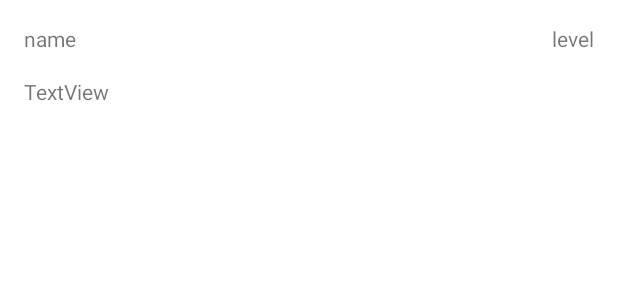
After one commit to taitsmith/dnd, an Android app: the layout list_item_spell.xml on its own in the app's theme, with its tools: preview values and no code run, on a phone screen of 412 x 824 dp. The commit adds this screen. Shown: the top 300 px of the screen. Run offline under Robolectric (Android 15) with nearby library versions, the phone set to English and light mode, and no system bars.

Commit message:
add spell list adapter to view spells

```diff
--- /dev/null
+++ b/app/src/main/res/layout/list_item_spell.xml
@@ -0,0 +1,38 @@
+<?xml version="1.0" encoding="utf-8"?>
+<androidx.constraintlayout.widget.ConstraintLayout
+    xmlns:android="http://schemas.android.com/apk/res/android"
+    xmlns:app="http://schemas.android.com/apk/res-auto"
+    xmlns:tools="http://schemas.android.com/tools"
+    android:layout_width="match_parent"
+    android:layout_height="match_parent">
+
+    <TextView
+        android:id="@+id/spell_list_item_name"
+        android:layout_width="wrap_content"
+        android:layout_height="wrap_content"
+        android:layout_marginStart="16dp"
+        android:layout_marginTop="16dp"
+        android:text="name"
+        app:layout_constraintStart_toStartOf="parent"
+        app:layout_constraintTop_toTopOf="parent" />
+
+    <TextView
+        android:id="@+id/spell_list_item_level"
+        android:layout_width="wrap_content"
+        android:layout_height="wrap_content"
+        android:layout_marginTop="16dp"
+        android:layout_marginEnd="16dp"
+        android:text="level"
+        app:layout_constraintEnd_toEndOf="parent"
+        app:layout_constraintTop_toTopOf="parent" />
+
+    <TextView
+        android:id="@+id/spell_list_item_school"
+        android:layout_width="wrap_content"
+        android:layout_height="wrap_content"
+        android:layout_marginStart="16dp"
+        android:layout_marginTop="16dp"
+        android:text="TextView"
+        app:layout_constraintStart_toStartOf="parent"
+        app:layout_constraintTop_toBottomOf="@+id/spell_list_item_name" />
+</androidx.constraintlayout.widget.ConstraintLayout>
```
Also changed, not shown: app/src/main/java/com/taitsmith/dnd/PlayerSheetActivity.java (+46 -1 lines), app/src/main/java/com/taitsmith/dnd/objects/School.java (+20 -0 lines), app/src/main/java/com/taitsmith/dnd/ui/playersheet/PlayerSheetSpellsFragment.java (added, +38 -0 lines), app/src/main/java/com/taitsmith/dnd/ui/playersheet/PlayerSheetSpellsViewModel.java (added, +7 -0 lines), app/src/main/java/com/taitsmith/dnd/utils/SpellAdapter.java (added, +72 -0 lines), app/src/main/res/layout/fragment_player_sheet_spells.xml (added, +13 -0 lines).
